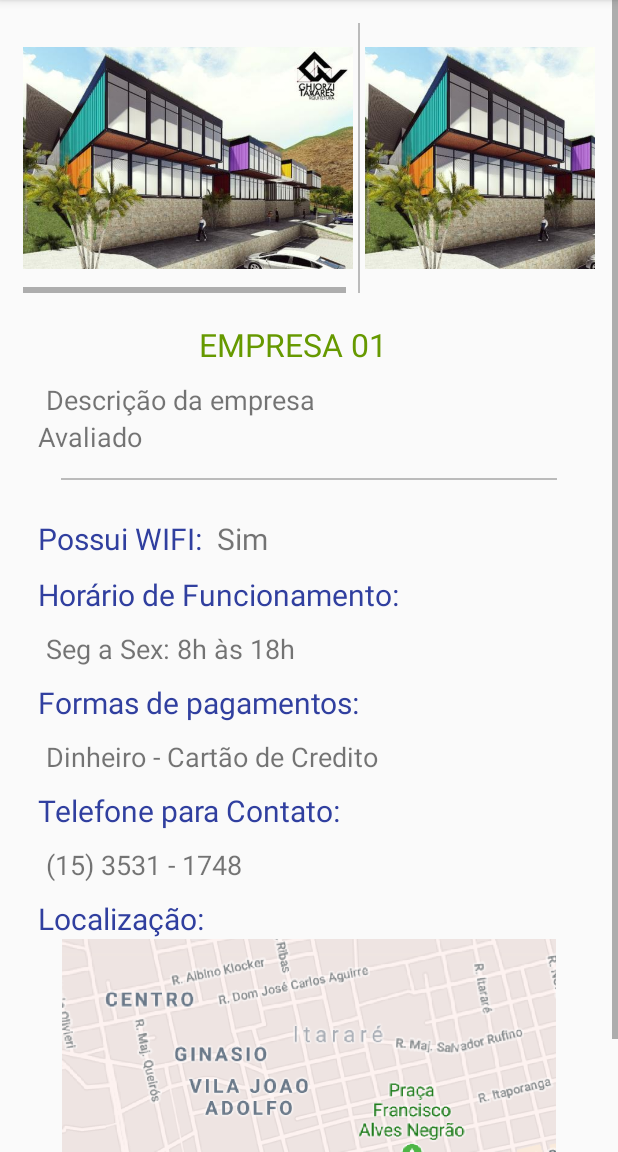
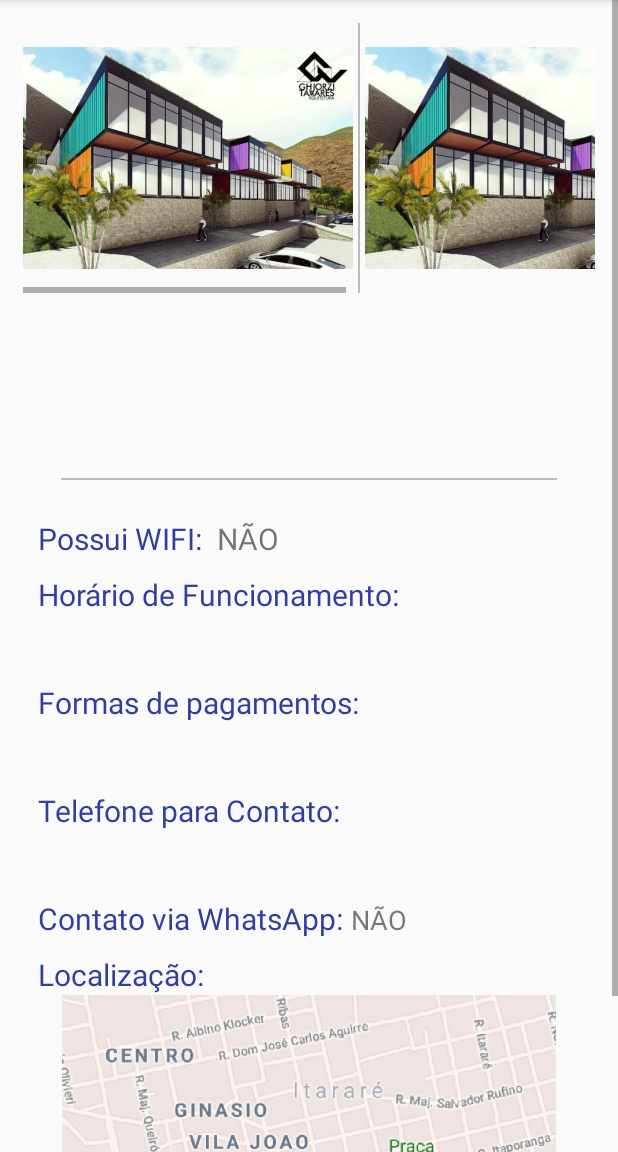
Before and after one commit to pedrvaldir/itaproject, an Android app: the AdvertisementActivity screen opened directly, with no data from a screen before it, on a phone screen of 412 x 824 dp, the part 84-1236 px from its top. Run offline under Robolectric (Android 15) with nearby library versions, the phone set to English and light mode, and no system bars; 10 statements that could not run were skipped.

Commit message:
load dados single activity advertisement

```diff
--- a/app/src/main/java/com/example/valdir/appitarare/AdvertisementActivity.java
+++ b/app/src/main/java/com/example/valdir/appitarare/AdvertisementActivity.java
@@ -6,6 +6,9 @@ import android.os.Bundle;
 import android.support.v7.app.AppCompatActivity;
 import android.widget.TextView;
 import android.widget.Toast;
+
+import org.w3c.dom.Text;
+
 /**
  * Created by VALDIR on 13/07/2018.
  * **Propaganda, anúncio, publicidade = padrão
@@ -13,8 +16,8 @@ import android.widget.Toast;
 
 public class AdvertisementActivity extends AppCompatActivity {
 
-    private String clickedItemIndex;
-    private Cursor mCursor;
+    private Advertisement clickedAdvertisement;
+    private int CONSTAINS = 1;
 
     @Override
     protected void onCreate(Bundle savedInstanceState) {
@@ -24,27 +27,48 @@ public class AdvertisementActivity extends AppCompatActivity {
         Intent intentStringClicked = getIntent();
 
         if (intentStringClicked.hasExtra(Intent.EXTRA_TEXT)){
-            clickedItemIndex = intentStringClicked.getStringExtra(Intent.EXTRA_TEXT);
+            clickedAdvertisement = intentStringClicked.getParcelableExtra(Intent.EXTRA_TEXT);
         }
-
-
-
-        String valorReceb = clickedItemIndex;
 
         //    mCursor.moveToPosition(Integer.valueOf());
 
-        //   String toastMessage = "Item #" + mCursor.getString(mCursor.getColumnIndex(AdvertiseContract.AnuncioEntrada.COLUNA_TITULO)) + " clicked.";
+           String toastMessage = "Item #" + clickedAdvertisement.getmTitulo() + " clicked.";
 
         Toast mToast;
-        // mToast = Toast.makeText(this, toastMessage, Toast.LENGTH_LONG);
+         mToast = Toast.makeText(this, toastMessage, Toast.LENGTH_LONG);
 
-        //  mToast.show();
+          mToast.show();
 
 
         TextView tituloAnuncio = (TextView)findViewById(R.id.tv_title_advertisement);
+        TextView descAnuncio = (TextView) findViewById(R.id.tv_desc_anuncio);
+        TextView wifiAnuncio = (TextView) findViewById(R.id.tv_contains_wifi);
+        TextView whatsAnuncio = (TextView) findViewById(R.id.tv_contains_whatsap);
         TextView horarAtendimento = (TextView)findViewById(R.id.tv_horafuncio_advertisement);
         TextView formasPagamento = (TextView)findViewById(R.id.tv_formas_pag_advertisement);
         TextView telContato = (TextView)findViewById(R.id.tv_tel_contato_advertisement);
+        //  TextView avaliadoAnuncio = (TextView) findViewById(R.id.)
+        //  TextView imgAnuncio = (TextView) findViewById(R.id.)
+
+
+        tituloAnuncio.setText(clickedAdvertisement.getmTitulo());
+        descAnuncio.setText(clickedAdvertisement.getDescricao());
+
+        if (clickedAdvertisement.getmWifi() == CONSTAINS){
+            wifiAnuncio.setText("SIM");
+        }else{
+            wifiAnuncio.setText("NÃO");
+        }
+
+        if (clickedAdvertisement.getmWhatsApp() == CONSTAINS){
+            whatsAnuncio.setText("SIM");
+        }else{
+            whatsAnuncio.setText("NÃO");
+        }
+
+        horarAtendimento.setText(clickedAdvertisement.getmHorarAtendimento());
+        formasPagamento.setText(clickedAdvertisement.getmFormasPagamento());
+        telContato.setText(clickedAdvertisement.getmTelContato());
 
     }
 
--- a/app/src/main/java/com/example/valdir/appitarare/data/AdvertisePreferences.java
+++ b/app/src/main/java/com/example/valdir/appitarare/data/AdvertisePreferences.java
@@ -15,7 +15,7 @@ public class AdvertisePreferences {
 
     public static Boolean getPreferedOrderAvaliad(Context context){
         SharedPreferences settings = context.getSharedPreferences(KEY_PREF_MENU, 0);
-        return settings.getBoolean(KEY_ORDER, false);
+        return settings.getBoolean(KEY_ORDER, true);
     }
 
     public static void setPreferedOrderAvaliad(Context context, int id){
--- a/app/src/main/res/layout/activity_advertisement.xml
+++ b/app/src/main/res/layout/activity_advertisement.xml
@@ -45,80 +45,97 @@
                     android:src="@drawable/food" />
             </LinearLayout>
         </HorizontalScrollView>
+
         <LinearLayout
             android:layout_width="match_parent"
             android:layout_height="wrap_content"
             android:orientation="vertical"
             android:padding="10dp">
+
             <TextView
-                android:paddingTop="10dp"
                 android:id="@+id/tv_title_advertisement"
                 android:layout_width="match_parent"
                 android:layout_height="wrap_content"
                 android:gravity="center_horizontal"
+                android:paddingTop="10dp"
                 android:textColor="@android:color/holo_green_dark"
-                android:textSize="21sp"
-                android:text="EMPRESA 01    "/>
+                android:textSize="21sp" />
+
             <TextView
-            style="@style/advertisement_desc_tv"
-            android:textSize="18sp"
-            android:id="@+id/tv_desc_anuncio"
-            android:text="Descrição da empresa "/>
+                android:id="@+id/tv_desc_anuncio"
+                style="@style/advertisement_desc_tv"
+                android:textSize="18sp" />
+
             <TextView
+                android:id="@+id/rating"
                 android:layout_width="match_parent"
                 android:layout_height="wrap_content"
-                android:textSize="18sp"
-                android:id="@+id/rating"
-                android:text="Avaliado"/>
+                android:textSize="18sp" />
+
             <View
                 android:layout_width="match_parent"
                 android:layout_height="1dp"
                 android:layout_margin="15dp"
-                android:background="#BBBBBB"/>
+                android:background="#BBBBBB" />
+
+            <LinearLayout
+                android:layout_width="match_parent"
+                android:layout_height="wrap_content">
+
+                <TextView
+                    style="@style/advertisement_titles_tv"
+                    android:text="Possui WIFI: " />
+
+                <TextView
+                    android:id="@+id/tv_contains_wifi"
+                    style="@style/advertisement_desc_tv"
+                    android:textSize="20dp" />
+            </LinearLayout>
+
+            <TextView
+                android:id="@+id/tv__title_hr_funcionam"
+                style="@style/advertisement_titles_tv"
+                android:paddingTop="10dp"
+                android:text="Horário de Funcionamento:" />
+
+            <TextView
+                android:id="@+id/tv_horafuncio_advertisement"
+                style="@style/advertisement_desc_tv" />
+
+            <TextView
+                style="@style/advertisement_titles_tv"
+                android:text="Formas de pagamentos:" />
+
+            <TextView
+                android:id="@+id/tv_formas_pag_advertisement"
+                style="@style/advertisement_desc_tv" />
+
+            <TextView
+                style="@style/advertisement_titles_tv"
+                android:text="Telefone para Contato:" />
+
+            <TextView
+                android:id="@+id/tv_tel_contato_advertisement"
+                style="@style/advertisement_desc_tv" />
             <LinearLayout
                 android:layout_width="match_parent"
                 android:layout_height="wrap_content">
                 <TextView
                     style="@style/advertisement_titles_tv"
-                    android:text="Possui WIFI: "/>
+                    android:text="Contato via WhatsApp:" />
                 <TextView
-                    android:textSize="20dp"
-                    style="@style/advertisement_desc_tv"
-                    android:text="Sim"/>
+                    android:id="@+id/tv_contains_whatsap"
+                    style="@style/advertisement_desc_tv" />
             </LinearLayout>
-            <TextView
-                style="@style/advertisement_titles_tv"
-                android:paddingTop="10dp"
-                android:id="@+id/tv__title_hr_funcionam"
-                android:text="Horário de Funcionamento:"/>
 
-            <TextView
-                android:id="@+id/tv_horafuncio_advertisement"
-                style="@style/advertisement_desc_tv"
-                android:text="Seg a Sex: 8h às 18h" />
-            <TextView
-                style="@style/advertisement_titles_tv"
-                android:text="Formas de pagamentos:"/>
-
-            <TextView
-                style="@style/advertisement_desc_tv"
-                android:id="@+id/tv_formas_pag_advertisement"
-                android:text="Dinheiro - Cartão de Credito"/>
-            <TextView
-                style="@style/advertisement_titles_tv"
-                android:text="Telefone para Contato:"/>
-
-            <TextView
-                style="@style/advertisement_desc_tv"
-                android:id="@+id/tv_tel_contato_advertisement"
-                android:text="(15) 3531 - 1748"/>
             <TextView
                 style="@style/advertisement_titles_tv"
                 android:text="Localização:" />
+
             <ImageView
                 android:layout_width="match_parent"
                 android:layout_height="200dp"
-                android:src="@drawable/ex_maps"/>
+                android:src="@drawable/ex_maps" />
         </LinearLayout>
     </LinearLayout>
 </ScrollView>
```
Also changed, not shown: app/src/main/java/com/example/valdir/appitarare/AdvertAdapter.java (+5 -3 lines), app/src/main/java/com/example/valdir/appitarare/Advertisement.java (+14 -1 lines), app/src/main/java/com/example/valdir/appitarare/AllAdvertisementActivity.java (+44 -13 lines), app/src/main/java/com/example/valdir/appitarare/data/TestUtil.java (+9 -17 lines), app/src/main/res/layout/list_item.xml (+11 -2 lines).
